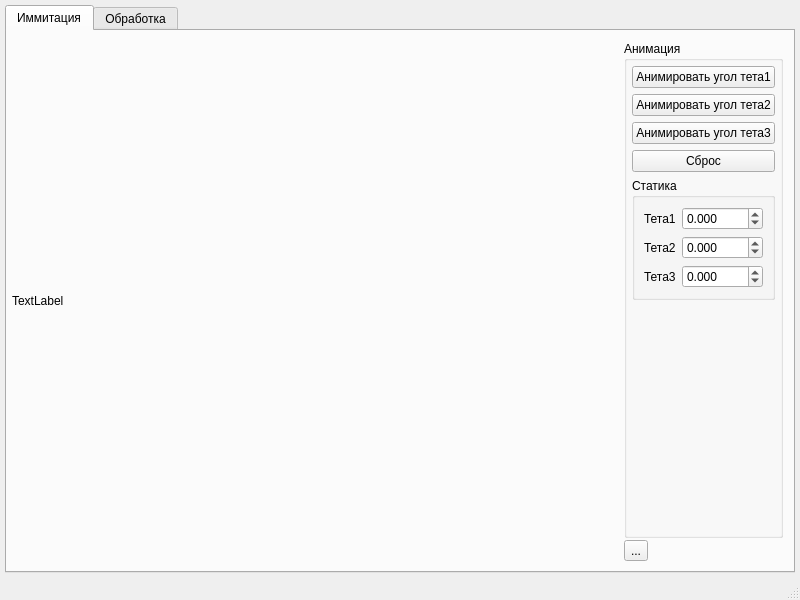
Before: the Qt Designer form mainwindow.ui in NikMikM/line_detector, drawn with Qt 5.
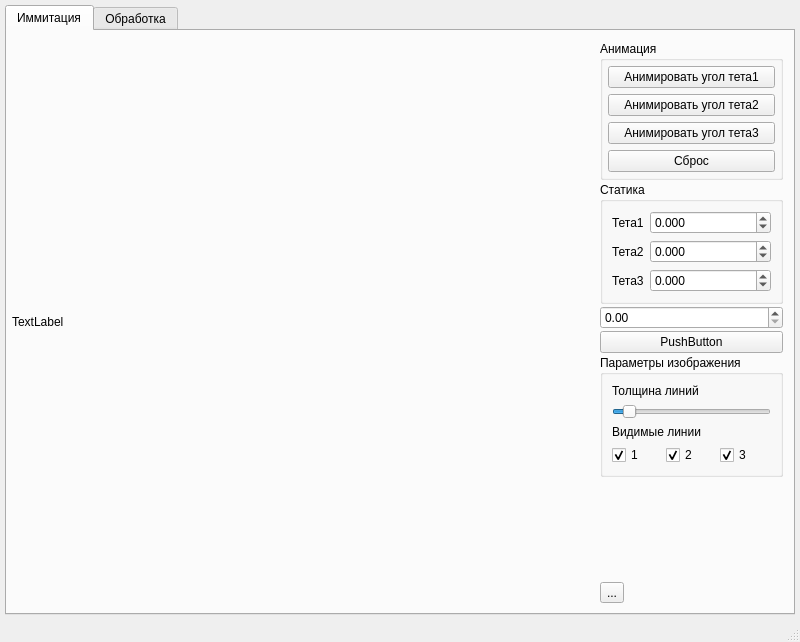
After: the same form once the commit is applied. The open tabs and pages were chosen to show the change.

Patch:
```diff
--- a/mainwindow.ui
+++ b/mainwindow.ui
@@ -7,14 +7,14 @@
     <x>0</x>
     <y>0</y>
     <width>800</width>
-    <height>600</height>
+    <height>642</height>
    </rect>
   </property>
   <property name="windowTitle">
    <string>MainWindow</string>
   </property>
   <widget class="QWidget" name="centralwidget">
-   <layout class="QHBoxLayout" name="horizontalLayout_3" stretch="0">
+   <layout class="QVBoxLayout" name="verticalLayout_6" stretch="0">
     <property name="spacing">
      <number>2</number>
     </property>
@@ -33,7 +33,7 @@
     <item>
      <widget class="QTabWidget" name="tabWidget">
       <property name="currentIndex">
-       <number>1</number>
+       <number>0</number>
       </property>
       <widget class="QWidget" name="tab">
        <attribute name="title">
@@ -69,6 +69,12 @@
             <height>0</height>
            </size>
           </property>
+          <property name="maximumSize">
+           <size>
+            <width>1000</width>
+            <height>1000</height>
+           </size>
+          </property>
           <property name="text">
            <string>TextLabel</string>
           </property>
@@ -161,6 +167,9 @@
                </property>
               </widget>
              </item>
+            </layout>
+           </widget>
+          </item>
              <item>
               <widget class="QGroupBox" name="box_static">
                <property name="title">
@@ -232,16 +241,108 @@
                    <number>3</number>
                   </property>
                   <property name="minimum">
-                   <double>-45.000000000000000</double>
+                <double>-91.000000000000000</double>
                   </property>
                   <property name="maximum">
-                   <double>45.000000000000000</double>
+                <double>91.000000000000000</double>
                   </property>
                  </widget>
                 </item>
                </layout>
               </widget>
              </item>
+          <item>
+           <widget class="QDoubleSpinBox" name="spn_rotate"/>
+          </item>
+          <item>
+           <widget class="QPushButton" name="btn_calc">
+            <property name="text">
+             <string>PushButton</string>
+            </property>
+           </widget>
+          </item>
+          <item>
+           <widget class="QGroupBox" name="box_line">
+            <property name="title">
+             <string>Параметры изображения</string>
+            </property>
+            <layout class="QVBoxLayout" name="verticalLayout_5">
+             <item>
+              <widget class="QLabel" name="label_5">
+               <property name="text">
+                <string>Толщина линий</string>
+               </property>
+              </widget>
+             </item>
+             <item>
+              <widget class="QSlider" name="sld_line_width">
+               <property name="minimum">
+                <number>1</number>
+               </property>
+               <property name="maximum">
+                <number>30</number>
+               </property>
+               <property name="pageStep">
+                <number>10</number>
+               </property>
+               <property name="value">
+                <number>3</number>
+               </property>
+               <property name="orientation">
+                <enum>Qt::Horizontal</enum>
+               </property>
+              </widget>
+             </item>
+             <item>
+              <widget class="QLabel" name="label_6">
+               <property name="text">
+                <string>Видимые линии</string>
+               </property>
+              </widget>
+             </item>
+             <item>
+              <layout class="QHBoxLayout" name="horizontalLayout_3">
+               <property name="spacing">
+                <number>3</number>
+               </property>
+               <property name="bottomMargin">
+                <number>0</number>
+               </property>
+               <item>
+                <widget class="QCheckBox" name="check_line_1">
+                 <property name="text">
+                  <string>1</string>
+                 </property>
+                 <property name="checked">
+                  <bool>true</bool>
+                 </property>
+                </widget>
+               </item>
+               <item>
+                <widget class="QCheckBox" name="check_line_2">
+                 <property name="text">
+                  <string>2</string>
+                 </property>
+                 <property name="checked">
+                  <bool>true</bool>
+                 </property>
+                </widget>
+               </item>
+               <item>
+                <widget class="QCheckBox" name="check_line_3">
+                 <property name="text">
+                  <string>3</string>
+                 </property>
+                 <property name="checked">
+                  <bool>true</bool>
+                 </property>
+                </widget>
+               </item>
+              </layout>
+             </item>
+            </layout>
+           </widget>
+          </item>
              <item>
               <spacer name="verticalSpacer">
                <property name="orientation">
@@ -255,14 +356,14 @@
                </property>
               </spacer>
              </item>
-            </layout>
-           </widget>
-          </item>
           <item>
            <widget class="QToolButton" name="btn_save">
             <property name="text">
              <string>...</string>
             </property>
+            <property name="popupMode">
+             <enum>QToolButton::InstantPopup</enum>
+            </property>
            </widget>
           </item>
          </layout>
@@ -314,6 +415,13 @@
                </property>
               </widget>
              </item>
+             <item>
+              <widget class="QPushButton" name="btn_count_angle_1">
+               <property name="text">
+                <string>Подсчитать угол</string>
+               </property>
+              </widget>
+             </item>
             </layout>
            </widget>
           </item>
@@ -331,7 +439,7 @@
      <x>0</x>
      <y>0</y>
      <width>800</width>
-     <height>26</height>
+     <height>22</height>
     </rect>
    </property>
   </widget>
```
Lines whose indentation alone changed are shown as unchanged.
